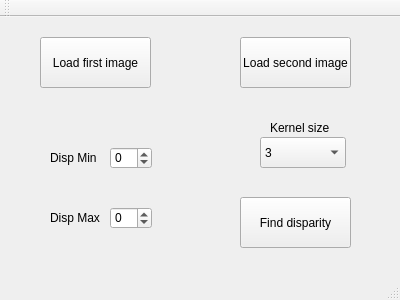
First picture: the form in mainwindow.ui, repository Kravlalala/Disparity, before the edit.
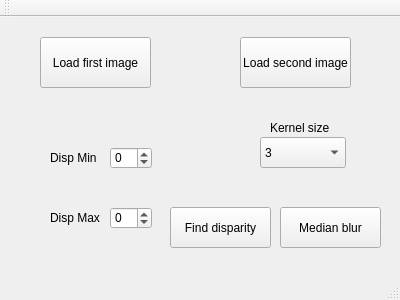
Second picture: the form after the edit.

Diff of the .ui file:
```diff
--- a/mainwindow.ui
+++ b/mainwindow.ui
@@ -53,10 +53,10 @@
    <widget class="QPushButton" name="FindDisparity">
     <property name="geometry">
      <rect>
-      <x>240</x>
-      <y>180</y>
-      <width>111</width>
-      <height>51</height>
+      <x>170</x>
+      <y>190</y>
+      <width>101</width>
+      <height>41</height>
      </rect>
     </property>
     <property name="font">
@@ -209,6 +209,24 @@
      <string>Kernel size</string>
     </property>
    </widget>
+   <widget class="QPushButton" name="MedianFilter">
+    <property name="geometry">
+     <rect>
+      <x>280</x>
+      <y>190</y>
+      <width>101</width>
+      <height>41</height>
+     </rect>
+    </property>
+    <property name="font">
+     <font>
+      <pointsize>9</pointsize>
+     </font>
+    </property>
+    <property name="text">
+     <string>Median blur</string>
+    </property>
+   </widget>
   </widget>
   <widget class="QMenuBar" name="menuBar">
    <property name="geometry">
```
